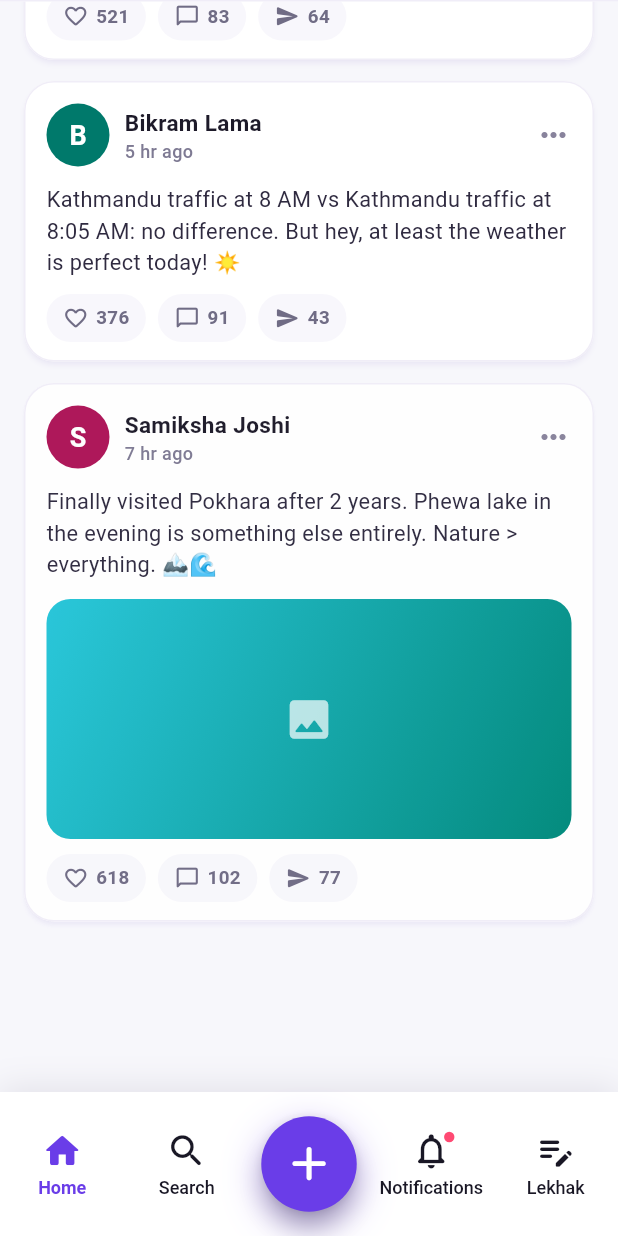
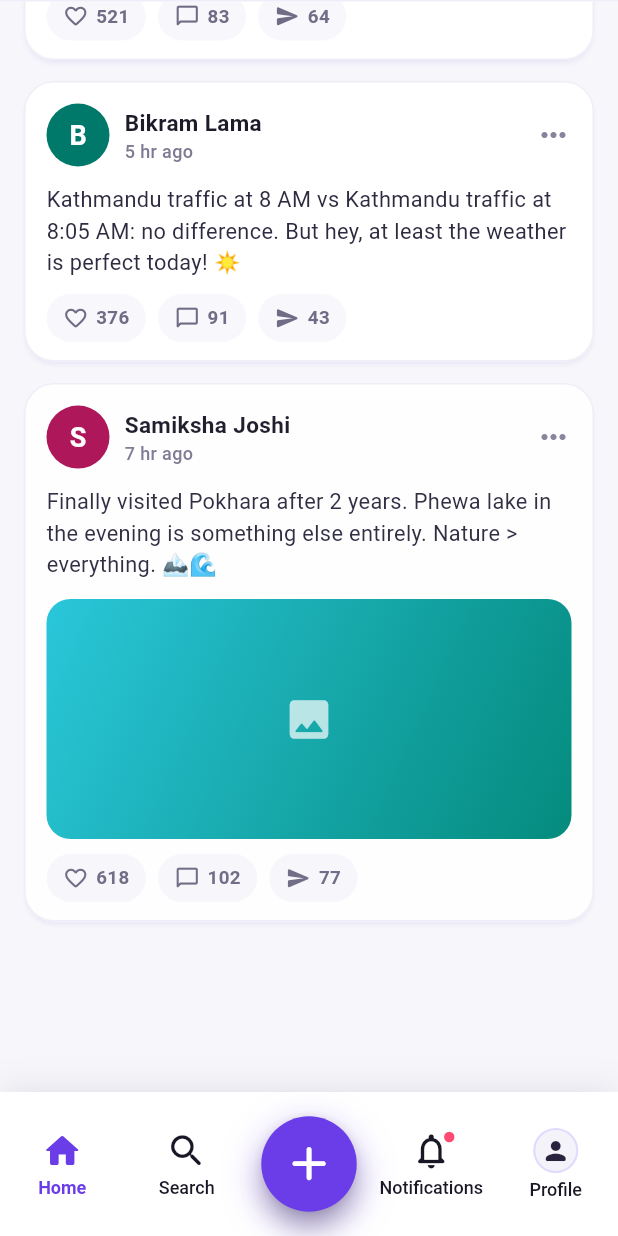
Before and after one commit to nimishapant/BicharSetu, a Flutter app: the DashboardScreen screen opened directly, scrolled down 1425 dp, on a phone screen of 412 x 824 dp. Run offline on Flutter 3.47's test engine with Material 3 defaults, Android fonts, the phone set to English and light mode, and no system bars; our stand-ins replace cloud_firestore, firebase_auth, firebase_core; accounts and stored records are empty.

Commit message:
profile replacement in dashboard

```diff
--- a/lib/dashboard_screen.dart
+++ b/lib/dashboard_screen.dart
@@ -171,6 +171,7 @@ class _DashboardScreenState extends State<DashboardScreen>
                   shadowColor: Colors.transparent,
                   toolbarHeight: 72,
                   titleSpacing: 20,
+                  centerTitle: true,
                   title: const Text(
                     'BicharSetu',
                     style: TextStyle(
@@ -180,57 +181,6 @@ class _DashboardScreenState extends State<DashboardScreen>
                       letterSpacing: 0.2,
                     ),
                   ),
-                  actions: [
-                    Padding(
-                      padding: const EdgeInsets.only(right: 18),
-                      child: Hero(
-                        tag: 'dashboard_profile_avatar',
-                        child: Material(
-                          color: Colors.transparent,
-                          child: InkWell(
-                            onTap: () {
-                              Navigator.of(context).push(
-                                PageRouteBuilder(
-                                  transitionDuration: const Duration(milliseconds: 350),
-                                  pageBuilder: (_, __, ___) => const ProfileScreen(),
-                                  transitionsBuilder: (_, animation, __, child) {
-                                    return SlideTransition(
-                                      position: Tween<Offset>(
-                                        begin: const Offset(1.0, 0.0),
-                                        end: Offset.zero,
-                                      ).animate(CurvedAnimation(
-                                        parent: animation,
-                                        curve: Curves.easeOutCubic,
-                                      )),
-                                      child: child,
-                                    );
-                                  },
-                                ),
-                              );
-                            },
-                            borderRadius: BorderRadius.circular(20),
-                            child: Container(
-                              width: 40,
-                              height: 40,
-                              decoration: BoxDecoration(
-                                color: const Color(0xFFF2EEFF),
-                                borderRadius: BorderRadius.circular(20),
-                                border: Border.all(
-                                  color: const Color(0xFFE2D9FF),
-                                  width: 1.2,
-                                ),
-                              ),
-                              child: const Icon(
-                                Icons.person_outline_rounded,
-                                color: Color(0xFF2A233D),
-                                size: 22,
-                              ),
-                            ),
-                          ),
-                        ),
-                      ),
-                    ),
-                  ],
                   bottom: PreferredSize(
                     preferredSize: const Size.fromHeight(1),
                     child: Container(height: 1, color: const Color(0xFFF0EDF8)),
@@ -281,6 +231,28 @@ class _DashboardScreenState extends State<DashboardScreen>
           onItemTap: (index) {
             if (index == 2) {
               CreatePostScreen.show(context);
+              return;
+            }
+            if (index == 4) {
+              Navigator.of(context).push(
+                PageRouteBuilder(
+                  transitionDuration: const Duration(milliseconds: 350),
+                  pageBuilder: (context, animation, secondaryAnimation) =>
+                      const ProfileScreen(),
+                  transitionsBuilder: (context, animation, secondaryAnimation, child) {
+                    return SlideTransition(
+                      position: Tween<Offset>(
+                        begin: const Offset(1.0, 0.0),
+                        end: Offset.zero,
+                      ).animate(CurvedAnimation(
+                        parent: animation,
+                        curve: Curves.easeOutCubic,
+                      )),
+                      child: child,
+                    );
+                  },
+                ),
+              );
               return;
             }
             setState(() {
@@ -688,10 +660,7 @@ class _CustomBottomNavState extends State<CustomBottomNav> {
               badgePulseController: widget.badgePulseController,
               showBadge: true,
             ),
-            _NavItem(
-              icon: Icons.edit_note_rounded,
-              activeIcon: Icons.edit_note_rounded,
-              label: 'Lekhak',
+            _ProfileNavItem(
               index: 4,
               selectedIndex: widget.selectedIndex,
               accent: widget.accent,
@@ -798,6 +767,64 @@ class _NavItem extends StatelessWidget {
   }
 }
 
+class _ProfileNavItem extends StatelessWidget {
+  const _ProfileNavItem({
+    required this.index,
+    required this.selectedIndex,
+    required this.accent,
+    required this.onTap,
+  });
+
+  final int index;
+  final int selectedIndex;
+  final Color accent;
+  final ValueChanged<int> onTap;
+
+  @override
+  Widget build(BuildContext context) {
+    final bool isActive = selectedIndex == index;
+    final Color itemColor = isActive ? accent : const Color(0xFF191725);
+
+    return Expanded(
+      child: InkWell(
+        onTap: () => onTap(index),
+        child: Column(
+          mainAxisAlignment: MainAxisAlignment.center,
+          children: [
+            Container(
+              width: 30,
+              height: 30,
+              decoration: BoxDecoration(
+                color: isActive ? const Color(0xFFF2EEFF) : const Color(0xFFF5F3FA),
+                borderRadius: BorderRadius.circular(15),
+                border: Border.all(
+                  color: isActive ? accent.withValues(alpha: 0.45) : const Color(0xFFE2D9FF),
+                  width: 1.4,
+                ),
+              ),
+              child: Icon(
+                Icons.person_rounded,
+                size: 20,
+                color: isActive ? accent : const Color(0xFF2A233D),
+              ),
+            ),
+            const SizedBox(height: 4),
+            AnimatedDefaultTextStyle(
+              duration: const Duration(milliseconds: 200),
+              style: TextStyle(
+                color: itemColor,
+                fontSize: 12,
+                fontWeight: isActive ? FontWeight.w700 : FontWeight.w500,
+              ),
+              child: const Text('Profile'),
+            ),
+          ],
+        ),
+      ),
+    );
+  }
+}
+
 class AnimatedAddButton extends StatelessWidget {
   const AnimatedAddButton({
     super.key,
```
Also changed, not shown: lib/profile_screen.dart (+12 -9 lines), lib/navigationsidebar_screen.dart (added).
